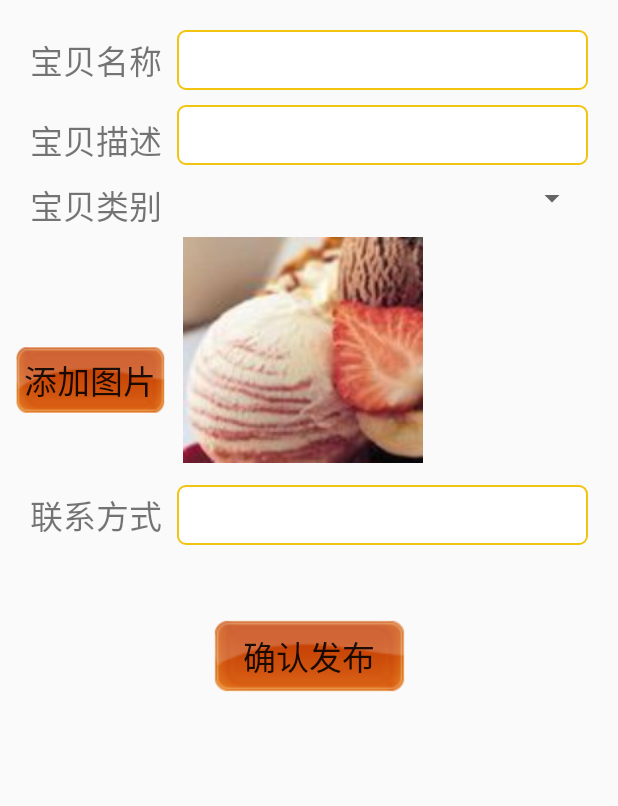
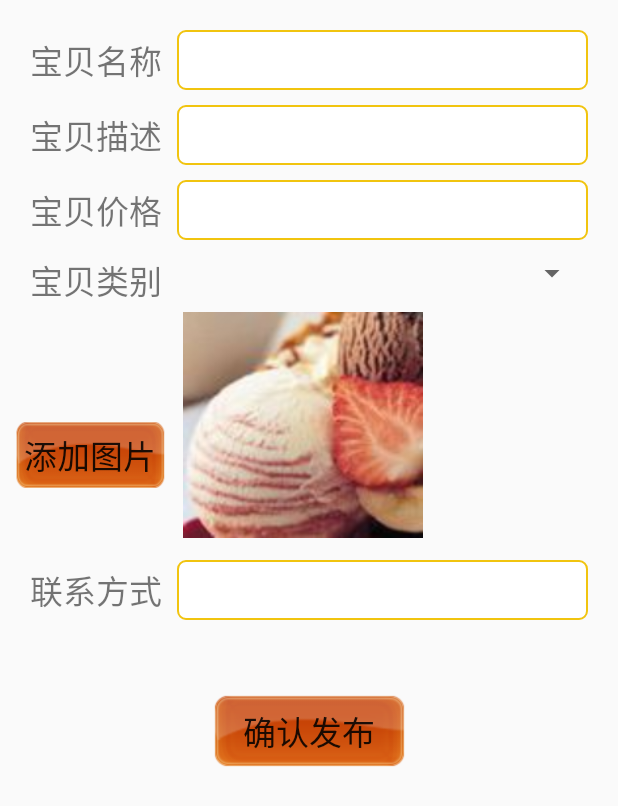
Before and after one commit to sumoonx/my-circle, an Android app: the TestActivity screen opened directly, with no data from a screen before it, on a phone screen of 412 x 824 dp. Shown: the top 806 px of the screen. Run offline under Robolectric (Android 15) with nearby library versions, the phone set to English and light mode, and no system bars.

Commit message:
宝贝价格
发布页添加了宝贝价格

```diff
--- a/app/src/main/res/layout/fragment_release.xml
+++ b/app/src/main/res/layout/fragment_release.xml
@@ -38,7 +38,7 @@
                 android:id="@+id/fr_goodinfo_text"
                 android:layout_width="wrap_content"
                 android:layout_height="wrap_content"
-                android:layout_gravity="bottom"
+                android:layout_gravity="center"
                 android:layout_marginLeft="@dimen/left"
                 android:text="@string/gooddescription"
                 android:textSize="@dimen/vertical_nav"/>
@@ -51,10 +51,32 @@
                 android:background="@drawable/back_circle"/>
         </LinearLayout>
         <LinearLayout
+            android:id="@+id/fr_goodprice_linearlayout"
+            android:layout_width="match_parent"
+            android:layout_height="wrap_content"
+            android:layout_below="@id/fr_goodinfo_linearlayout"
+            android:layout_marginTop="@dimen/top_elem">
+            <TextView
+                android:id="@+id/fr_goodprice_text"
+                android:layout_width="wrap_content"
+                android:layout_height="wrap_content"
+                android:layout_gravity="center"
+                android:layout_marginLeft="@dimen/left"
+                android:text="@string/goodprice"
+                android:textSize="@dimen/vertical_nav"/>
+            <EditText
+                android:id="@+id/fr_goodprice_edittext"
+                android:layout_width="match_parent"
+                android:layout_height="@dimen/text_height"
+                android:layout_marginRight="@dimen/right"
+                android:layout_marginLeft="@dimen/left_elem"
+                android:background="@drawable/back_circle"/>
+        </LinearLayout>
+        <LinearLayout
             android:id="@+id/fr_goodsort_linearlayout"
             android:layout_width="match_parent"
             android:layout_height="wrap_content"
-            android:layout_below="@id/fr_goodinfo_linearlayout"
+            android:layout_below="@id/fr_goodprice_linearlayout"
             android:layout_marginTop="@dimen/top_elem">
             <TextView
                 android:id="@+id/fr_goodsort_text"
--- a/app/src/main/res/values/strings.xml
+++ b/app/src/main/res/values/strings.xml
@@ -32,6 +32,7 @@
 
     <string name="goodname">宝贝名称</string>
     <string name="gooddescription">宝贝描述</string>
+    <string name="goodprice">宝贝价格</string>
     <string name="goodsort">宝贝类别</string>
     <string name="contact">联系方式</string>
 
```
Also changed, not shown: 2 other files.
